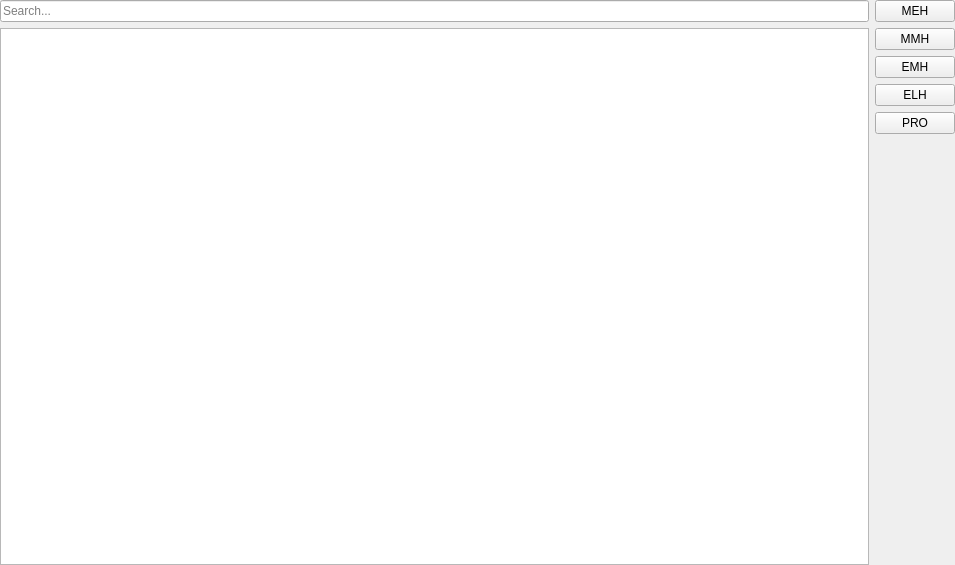
Before: the Qt Designer form UIs/ArchiveView/archive_view.ui in PippoGot/PRJ_Manager_2020, drawn with Qt 5.
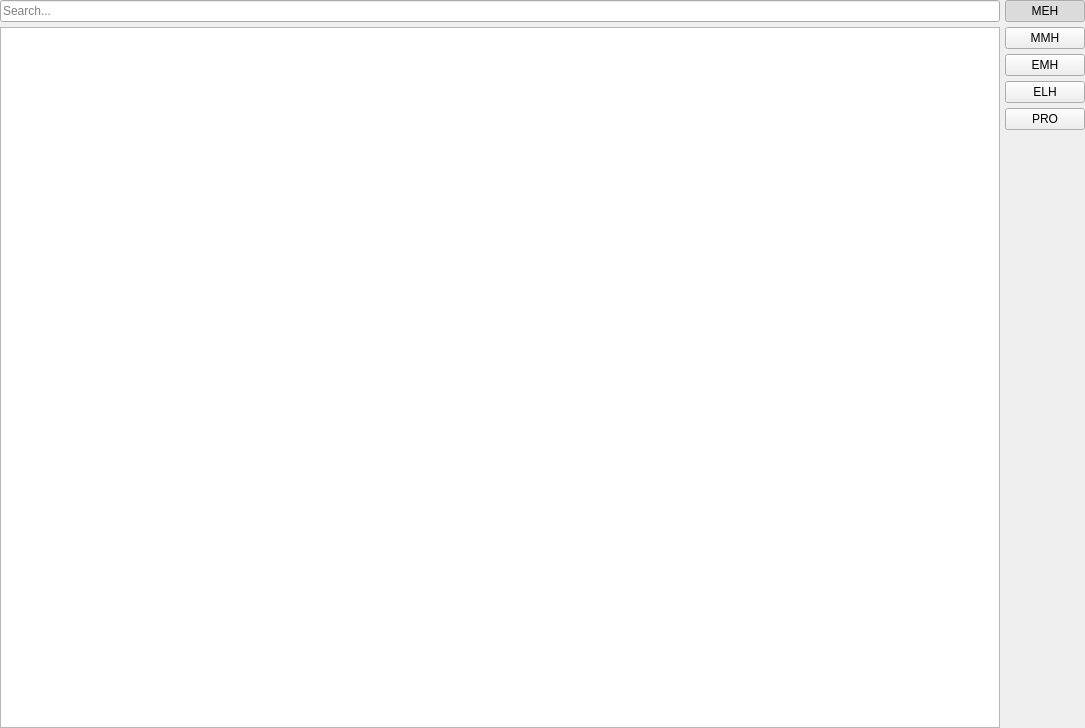
After: the same form once the commit is applied.

Commit message: fixed archive view selection bug, implemented proxy models, hide deprecated function and item filtering, documented all the files

Diff of the .ui file:
```diff
--- a/UIs/ArchiveView/archive_view.ui
+++ b/UIs/ArchiveView/archive_view.ui
@@ -6,14 +6,17 @@
    <rect>
     <x>0</x>
     <y>0</y>
-    <width>955</width>
-    <height>565</height>
+    <width>1084</width>
+    <height>728</height>
    </rect>
   </property>
   <property name="windowTitle">
    <string>Form</string>
   </property>
   <layout class="QHBoxLayout" name="horizontalLayout">
+   <property name="spacing">
+    <number>5</number>
+   </property>
    <property name="leftMargin">
     <number>0</number>
    </property>
@@ -37,6 +40,18 @@
      </item>
      <item>
       <widget class="QTableView" name="uiView">
+       <property name="sizePolicy">
+        <sizepolicy hsizetype="Expanding" vsizetype="Expanding">
+         <horstretch>0</horstretch>
+         <verstretch>0</verstretch>
+        </sizepolicy>
+       </property>
+       <property name="minimumSize">
+        <size>
+         <width>1000</width>
+         <height>700</height>
+        </size>
+       </property>
        <property name="alternatingRowColors">
         <bool>true</bool>
        </property>
@@ -46,10 +61,7 @@
        <property name="selectionBehavior">
         <enum>QAbstractItemView::SelectRows</enum>
        </property>
-       <attribute name="horizontalHeaderStretchLastSection">
-        <bool>true</bool>
-       </attribute>
-       <attribute name="verticalHeaderStretchLastSection">
+       <attribute name="horizontalHeaderHighlightSections">
         <bool>false</bool>
        </attribute>
       </widget>
@@ -66,6 +78,9 @@
        <property name="checkable">
         <bool>true</bool>
        </property>
+       <property name="checked">
+        <bool>true</bool>
+       </property>
        <property name="autoExclusive">
         <bool>true</bool>
        </property>
```
Left out of the diff: 3 changed lines with no effect on the pictures. The commit also changes 37 other files.
